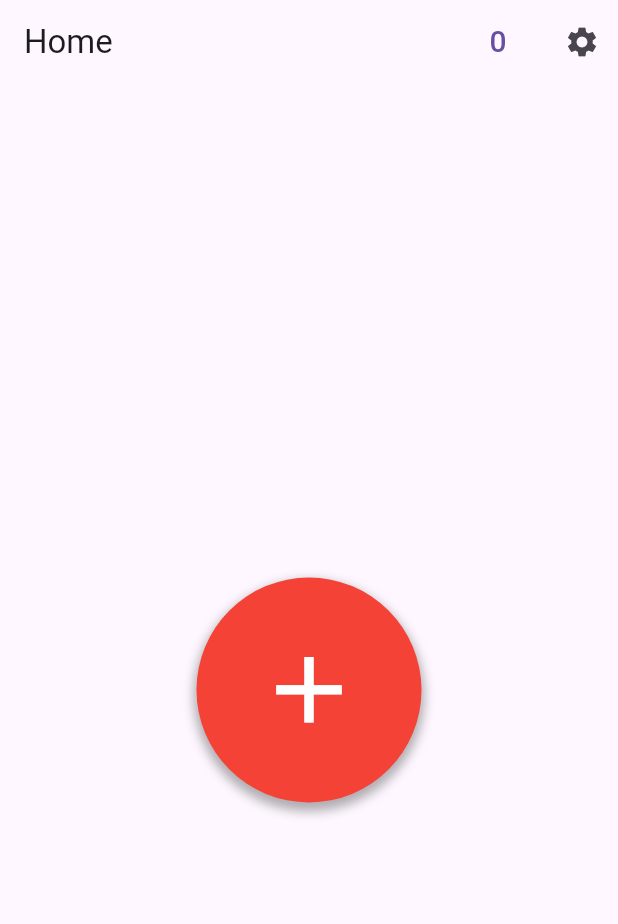
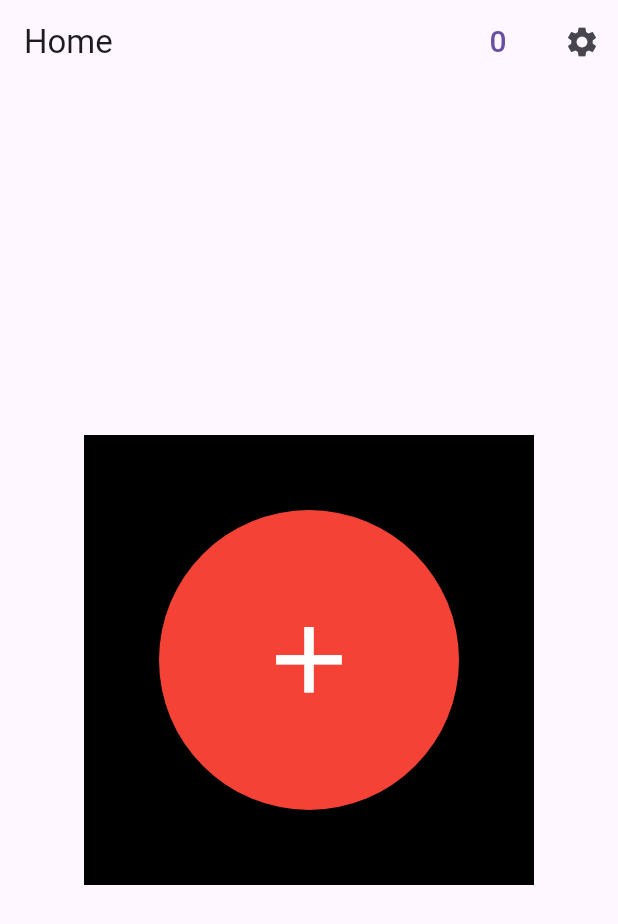
Before and after one commit to dylcarinc/click_plus_plus, a Flutter app: the screen it shows once a user with an empty profile is signed in, on a phone screen of 412 x 824 dp. Shown: the top 924 px of the screen. Run offline on Flutter 3.47's test engine with Material 3 defaults, Android fonts, the phone set to English and light mode, and no system bars; our stand-ins replace cloud_firestore, firebase_auth, firebase_core; missing offline and left inert: firebase_ui_auth; accounts and stored records are empty.

Commit message:
Added a custom animated icon and a stack to the home screen

```diff
--- a/lib/app properties/Pages/home.dart
+++ b/lib/app properties/Pages/home.dart
@@ -1,4 +1,5 @@
 import 'package:click_plus_plus/app%20properties/theme_provider.dart';
+import 'package:click_plus_plus/widgets/custom_animated_icon.dart';
 import 'package:flutter/material.dart';
 import 'package:cloud_firestore/cloud_firestore.dart';
 import 'package:click_plus_plus/app properties/routing/app_router.dart';
@@ -158,8 +159,20 @@ class _HomeScreenState extends State<HomeScreen> {
         child: Column(
           mainAxisAlignment: MainAxisAlignment.center,
           children: [
-            SizedBox(height: 40),
-            CustomRoundButton(
+            // SizedBox(height: 40),
+            Stack(
+              children: [
+                Container(
+                  color: Colors.black,
+                  height: 300,
+                  width: 300,
+                ),
+                Positioned(
+                  bottom: 50,
+                  left: 50,
+                  right: 50,
+                  top: 50,
+                  child: CustomRoundButton(
                     onPressed: () {
                       final myController = TextEditingController();
                       if (_name == "false" || _name == "") {
@@ -190,6 +203,9 @@ class _HomeScreenState extends State<HomeScreen> {
                     },
                     size: 150, // You can adjust the size as needed
                   ),
+                ),
+              ],
+            ),
           ],
         ),
       ),
```
Also changed, not shown: lib/widgets/custom_animated_icon.dart (added, +66 -0 lines). Lines whose indentation alone changed are shown as unchanged.
